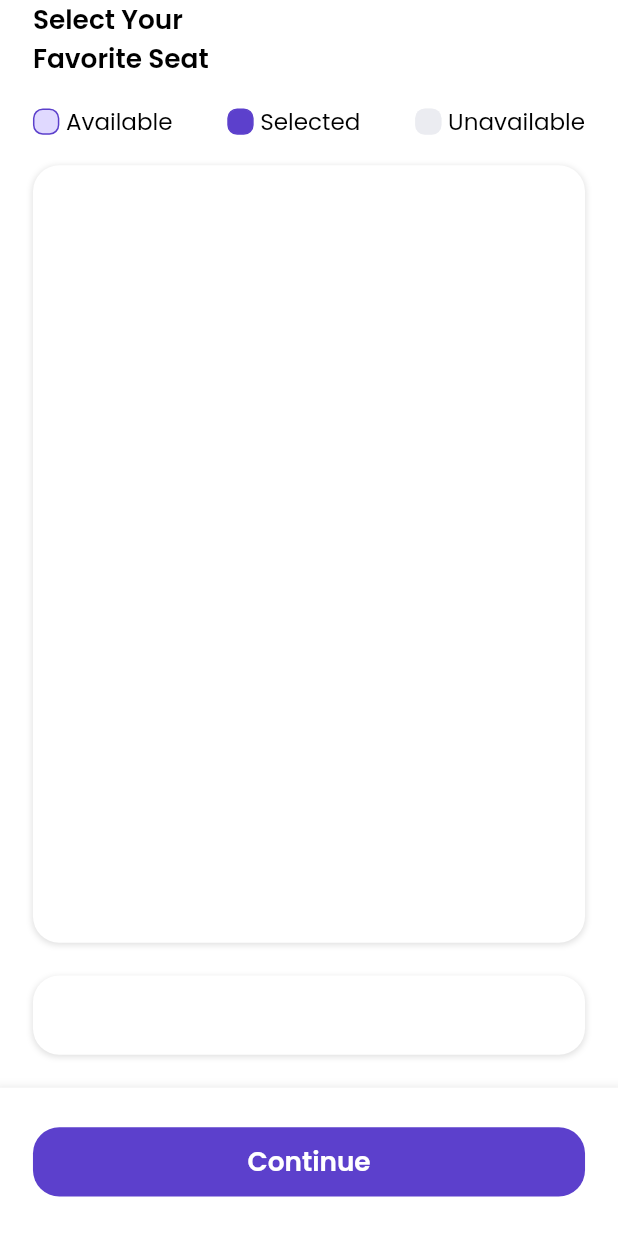
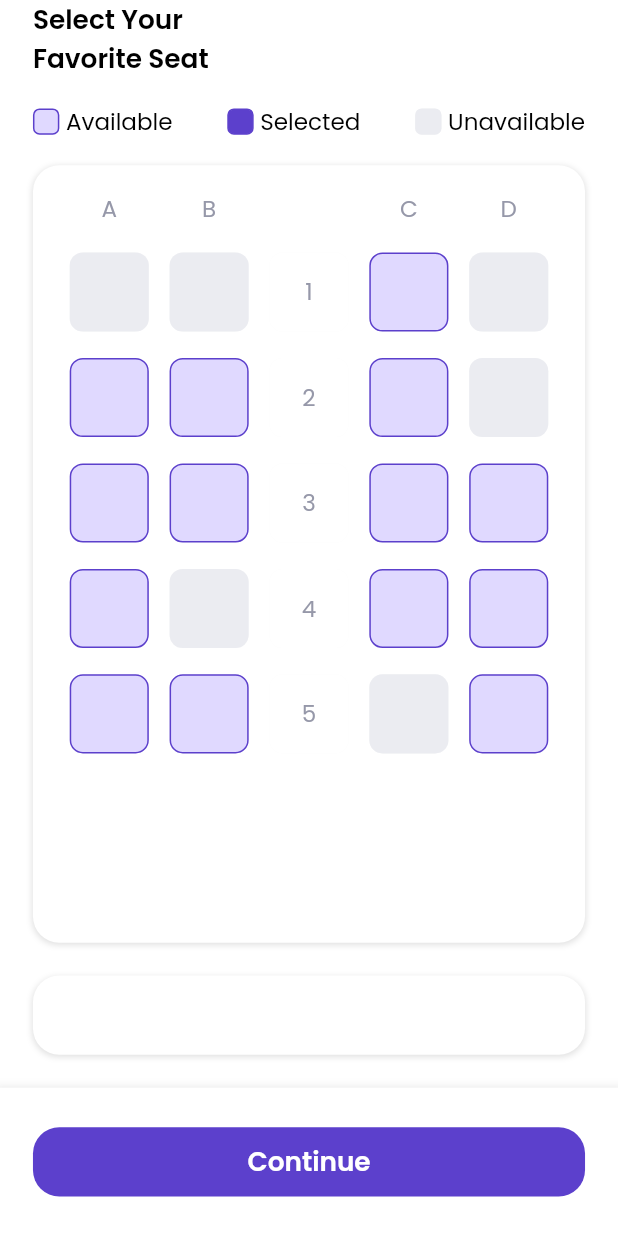
Before and after one commit to fathulaziss/airpedia, a Flutter app: the OrderView screen opened by its route, on a phone screen of 412 x 824 dp. Run offline on Flutter 3.47's test engine with Material 2 defaults, Android fonts, the phone set to English and light mode, and no system bars; our stand-ins replace cloud_firestore, dio, dropdown_button2, equatable, firebase_auth, firebase_core and 10 more; missing offline and left inert: colored_json, easy_mask, flutter_jailbreak_detection; accounts and stored records are empty; project files that could hold a hidden picture were left out.

Commit message:
update order view

```diff
--- /dev/null
+++ b/lib/app/data/seat_data.dart
@@ -0,0 +1,32 @@
+Map<String, dynamic> seatData = {
+  'list_seat_type': ['A', 'B', 'C', 'D'],
+  'list_seat_number': ['1', '2', '3', '4', '5'],
+  'seat_type_a': [
+    {'is_available': false, 'name': 'A1'},
+    {'is_available': true, 'name': 'A2'},
+    {'is_available': true, 'name': 'A3'},
+    {'is_available': true, 'name': 'A4'},
+    {'is_available': true, 'name': 'A5'},
+  ],
+  'seat_type_b': [
+    {'is_available': false, 'name': 'B1'},
+    {'is_available': true, 'name': 'B2'},
+    {'is_available': true, 'name': 'B3'},
+    {'is_available': false, 'name': 'B4'},
+    {'is_available': true, 'name': 'B5'},
+  ],
+  'seat_type_c': [
+    {'is_available': true, 'name': 'C1'},
+    {'is_available': true, 'name': 'C2'},
+    {'is_available': true, 'name': 'C3'},
+    {'is_available': true, 'name': 'C4'},
+    {'is_available': false, 'name': 'C5'},
+  ],
+  'seat_type_d': [
+    {'is_available': false, 'name': 'D1'},
+    {'is_available': false, 'name': 'D2'},
+    {'is_available': true, 'name': 'D3'},
+    {'is_available': true, 'name': 'D4'},
+    {'is_available': true, 'name': 'D5'},
+  ],
+};
--- /dev/null
+++ b/lib/app/models/seat_model.dart
@@ -0,0 +1,19 @@
+import 'package:equatable/equatable.dart';
+
+class SeatModel extends Equatable {
+  const SeatModel({
+    this.isAvailable = false,
+    this.name = '',
+  });
+
+  factory SeatModel.fromJson(Map<String, dynamic> json) => SeatModel(
+        isAvailable: json['is_available'],
+        name: json['name'],
+      );
+
+  final bool isAvailable;
+  final String name;
+
+  @override
+  List<Object?> get props => [isAvailable, name];
+}
--- /dev/null
+++ b/lib/app/modules/order/components/order_seat.dart
@@ -0,0 +1,124 @@
+import 'package:airpedia/app/modules/order/components/order_seat_item.dart';
+import 'package:airpedia/app/modules/order/controllers/order_controller.dart';
+import 'package:airpedia/styles/colors.dart';
+import 'package:airpedia/styles/styles.dart';
+import 'package:airpedia/widgets/cards/card_app.dart';
+import 'package:flutter/material.dart';
+import 'package:flutter_screenutil/flutter_screenutil.dart';
+import 'package:get/get.dart';
+
+class OrderSeat extends GetView<OrderController> {
+  const OrderSeat({super.key});
+
+  @override
+  Widget build(BuildContext context) {
+    return Obx(() {
+      return Expanded(
+        child: CardApp(
+          radius: 16.w,
+          isShowShadows: true,
+          padding: EdgeInsets.all(Insets.lg),
+          child: SingleChildScrollView(
+            child: Column(
+              children: [
+                Row(
+                  children: [
+                    ...controller.listSeatType.map((item) {
+                      return Expanded(
+                        child: Text(
+                          item,
+                          style: TextStyles.text
+                              .copyWith(color: AppColor.greyColor1),
+                          textAlign: TextAlign.center,
+                        ),
+                      );
+                    }),
+                  ],
+                ),
+                verticalSpace(Insets.lg),
+                Row(
+                  children: [
+                    Expanded(
+                      child: Column(
+                        children: [
+                          ...controller.listSeatTypeA.map((item) {
+                            return OrderSeatItem(
+                              isAvailable: item.isAvailable,
+                              isSelect: controller.selectedSeat.contains(item),
+                              onTap: () => controller.chooseSeat(item),
+                            );
+                          })
+                        ],
+                      ),
+                    ),
+                    Expanded(
+                      child: Column(
+                        children: [
+                          ...controller.listSeatTypeB.map((item) {
+                            return OrderSeatItem(
+                              isAvailable: item.isAvailable,
+                              isSelect: controller.selectedSeat.contains(item),
+                              onTap: () => controller.chooseSeat(item),
+                            );
+                          })
+                        ],
+                      ),
+                    ),
+                    Expanded(
+                      child: Column(
+                        children: [
+                          ...controller.listSeatNumber.map((item) {
+                            return CardApp(
+                              width: 48.w,
+                              constraints: BoxConstraints(minHeight: 48.w),
+                              margin: EdgeInsets.only(bottom: Insets.lg),
+                              padding: EdgeInsets.zero,
+                              child: Center(
+                                child: Text(
+                                  item,
+                                  style: TextStyles.text
+                                      .copyWith(color: AppColor.greyColor1),
+                                  textAlign: TextAlign.center,
+                                ),
+                              ),
+                            );
+                          })
+                        ],
+                      ),
+                    ),
+                    Expanded(
+                      child: Column(
+                        children: [
+                          ...controller.listSeatTypeC.map((item) {
+                            return OrderSeatItem(
+                              isAvailable: item.isAvailable,
+                              isSelect: controller.selectedSeat.contains(item),
+                              onTap: () => controller.chooseSeat(item),
+                            );
+                          })
+                        ],
+                      ),
+                    ),
+                    Expanded(
+                      child: Column(
+                        children: [
+                          ...controller.listSeatTypeD.map((item) {
+                            return OrderSeatItem(
+                              isAvailable: item.isAvailable,
+                              isSelect: controller.selectedSeat.contains(item),
+                              onTap: () => controller.chooseSeat(item),
+                            );
+                          })
+                        ],
+                      ),
+                    ),
+                  ],
+                )
+              ],
+            ),
+          ),
+        ),
+      );
+    });
+  }
+}
--- /dev/null
+++ b/lib/app/modules/order/components/order_seat_item.dart
@@ -0,0 +1,51 @@
+import 'package:airpedia/styles/colors.dart';
+import 'package:airpedia/styles/styles.dart';
+import 'package:airpedia/widgets/cards/card_app.dart';
+import 'package:flutter/material.dart';
+import 'package:flutter_screenutil/flutter_screenutil.dart';
+
+class OrderSeatItem extends StatelessWidget {
+  const OrderSeatItem({
+    super.key,
+    required this.isAvailable,
+    required this.isSelect,
+    required this.onTap,
+  });
+
+  final bool isAvailable;
+  final bool isSelect;
+  final Function() onTap;
+
+  @override
+  Widget build(BuildContext context) {
+    return InkWell(
+      onTap: onTap,
+      child: CardApp(
+        width: 48.w,
+        constraints: BoxConstraints(minHeight: 48.w),
+        margin: EdgeInsets.only(bottom: Insets.lg),
+        padding: EdgeInsets.zero,
+        isOutlined: true,
+        outlineColor: isSelect
+            ? AppColor.primaryColor
+            : isAvailable
+                ? AppColor.primaryColor
+                : Colors.transparent,
+        color: isSelect
+            ? AppColor.primaryColor
+            : isAvailable
+                ? AppColor.primaryColor2
+                : AppColor.greyColor2,
+        child: isSelect
+            ? Center(
+                child: Text(
+                  'YOU',
+                  style: TextStyles.title
+                      .copyWith(fontSize: 14.w, color: Colors.white),
+                ),
+              )
+            : const SizedBox(),
+      ),
+    );
+  }
+}
--- a/lib/app/modules/order/components/order_seat_status_item.dart
+++ b/lib/app/modules/order/components/order_seat_status_item.dart
@@ -23,7 +23,7 @@ class OrderSeatStatusItem extends StatelessWidget {
           padding: EdgeInsets.zero,
           width: 16.w,
           constraints: BoxConstraints(minHeight: 16.w),
-          radius: 6.w,
+          radius: 4.w,
           isOutlined: true,
           outlineColor: outlineColor,
           color: color,
--- a/lib/app/modules/order/controllers/order_controller.dart
+++ b/lib/app/modules/order/controllers/order_controller.dart
@@ -1,18 +1,50 @@
+import 'package:airpedia/app/data/seat_data.dart';
+import 'package:airpedia/app/models/seat_model.dart';
+import 'package:airpedia/utils/app_utils.dart';
 import 'package:get/get.dart';
 
 class OrderController extends GetxController {
-  // final count = 0.obs;
-  // @override
-  // void onInit() {
-  //   super.onInit();
-  // }
+  RxList<String> listSeatType = <String>[].obs;
+  RxList<String> listSeatNumber = <String>[].obs;
+  RxList<SeatModel> listSeatTypeA = <SeatModel>[].obs;
+  RxList<SeatModel> listSeatTypeB = <SeatModel>[].obs;
+  RxList<SeatModel> listSeatTypeC = <SeatModel>[].obs;
+  RxList<SeatModel> listSeatTypeD = <SeatModel>[].obs;
+  RxList<SeatModel> selectedSeat = <SeatModel>[].obs;
 
-  // @override
-  // void onReady() {
-  //   super.onReady();
-  // }
+  @override
+  void onInit() {
+    getSeat();
+    super.onInit();
+  }
 
-  // @override
-  // void onClose() {}
-  // void increment() => count.value++;
+  Future<void> getSeat() async {
+    try {
+      final data = seatData;
+      final List seatTypes = data['list_seat_type'];
+      final List seatNumbers = data['list_seat_number'];
+      final List seatTypesA = data['seat_type_a'];
+      final List seatTypesB = data['seat_type_b'];
+      final List seatTypesC = data['seat_type_c'];
+      final List seatTypesD = data['seat_type_d'];
+
+      listSeatType(RxList.from(seatTypes.map((e) => e as String)));
+      listSeatType.insert(2, '');
+      listSeatNumber(RxList.from(seatNumbers.map((e) => e as String)));
+      listSeatTypeA(RxList.from(seatTypesA.map((e) => SeatModel.fromJson(e))));
+      listSeatTypeB(RxList.from(seatTypesB.map((e) => SeatModel.fromJson(e))));
+      listSeatTypeC(RxList.from(seatTypesC.map((e) => SeatModel.fromJson(e))));
+      listSeatTypeD(RxList.from(seatTypesD.map((e) => SeatModel.fromJson(e))));
+    } catch (e) {
+      logSys(e.toString());
+    }
+  }
+
+  void chooseSeat(SeatModel value) {
+    if (!selectedSeat.contains(value)) {
+      selectedSeat.add(value);
+    } else {
+      selectedSeat.remove(value);
+    }
+  }
 }
--- a/lib/app/modules/order/views/order_view.dart
+++ b/lib/app/modules/order/views/order_view.dart
@@ -1,3 +1,4 @@
+import 'package:airpedia/app/modules/order/components/order_seat.dart';
 import 'package:airpedia/app/modules/order/components/order_seat_button.dart';
 import 'package:airpedia/app/modules/order/components/order_seat_status.dart';
 import 'package:airpedia/app/modules/order/controllers/order_controller.dart';
@@ -27,12 +28,7 @@ class OrderView extends GetView<OrderController> {
           children: [
             Text('Select Your\nFavorite Seat', style: TextStyles.title),
             const OrderSeatStatus(),
-            Expanded(
-              child: CardApp(
-                radius: 16.w,
-                isShowShadows: true,
-              ),
-            ),
+            const OrderSeat(),
             CardApp(
               radius: 16.w,
               isShowShadows: true,
```
